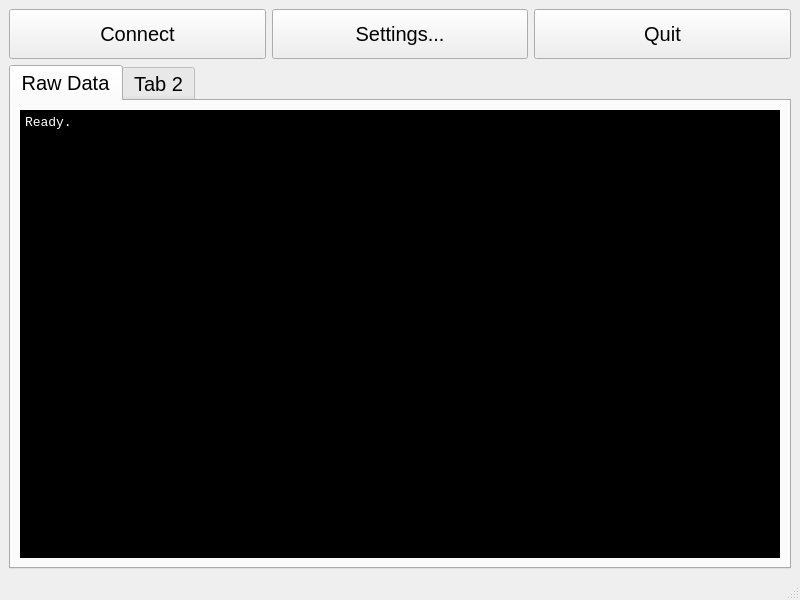
Before: the Qt Designer form src/gui/mainwindow.ui in federeghe/olinuxino-aerolab, drawn with Qt 5.
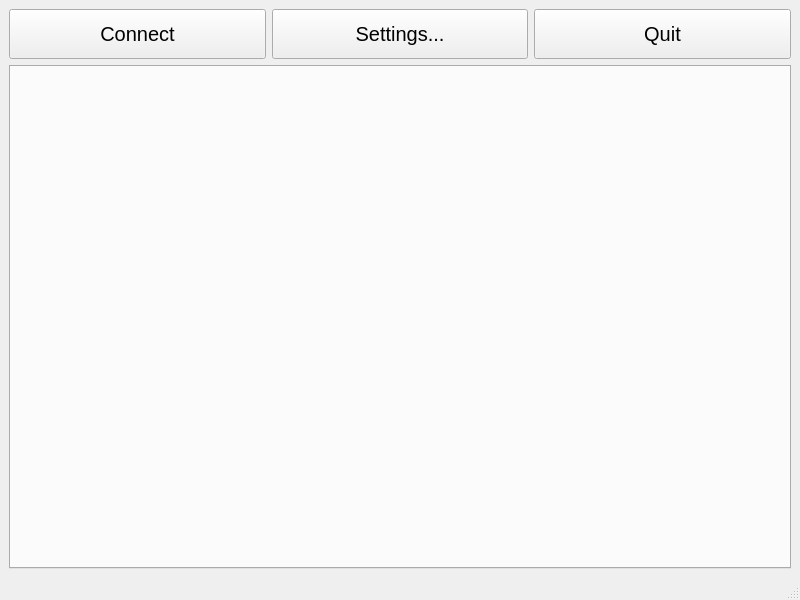
After: the same form once the commit is applied.

Patch:
```diff
--- a/src/gui/mainwindow.ui
+++ b/src/gui/mainwindow.ui
@@ -80,42 +80,6 @@
         <pointsize>15</pointsize>
        </font>
       </property>
-      <widget class="QWidget" name="rawTab">
-       <attribute name="title">
-        <string>Raw Data</string>
-       </attribute>
-       <layout class="QHBoxLayout" name="horizontalLayout_2">
-        <item>
-         <widget class="QTextEdit" name="rawDataEdit">
-          <property name="font">
-           <font>
-            <family>Monospace</family>
-            <pointsize>10</pointsize>
-           </font>
-          </property>
-          <property name="styleSheet">
-           <string notr="true">background-color:black;
-color:white;</string>
-          </property>
-          <property name="readOnly">
-           <bool>true</bool>
-          </property>
-          <property name="html">
-           <string>&lt;!DOCTYPE HTML PUBLIC &quot;-//W3C//DTD HTML 4.0//EN&quot; &quot;http://www.w3.org/TR/REC-html40/strict.dtd&quot;&gt;
-&lt;html&gt;&lt;head&gt;&lt;meta name=&quot;qrichtext&quot; content=&quot;1&quot; /&gt;&lt;style type=&quot;text/css&quot;&gt;
-p, li { white-space: pre-wrap; }
-&lt;/style&gt;&lt;/head&gt;&lt;body style=&quot; font-family:'Monospace'; font-size:10pt; font-weight:400; font-style:normal;&quot;&gt;
-&lt;p style=&quot; margin-top:0px; margin-bottom:0px; margin-left:0px; margin-right:0px; -qt-block-indent:0; text-indent:0px;&quot;&gt;Ready.&lt;/p&gt;&lt;/body&gt;&lt;/html&gt;</string>
-          </property>
-         </widget>
-        </item>
-       </layout>
-      </widget>
-      <widget class="QWidget" name="tab_2">
-       <attribute name="title">
-        <string>Tab 2</string>
-       </attribute>
-      </widget>
      </widget>
     </item>
    </layout>
```
